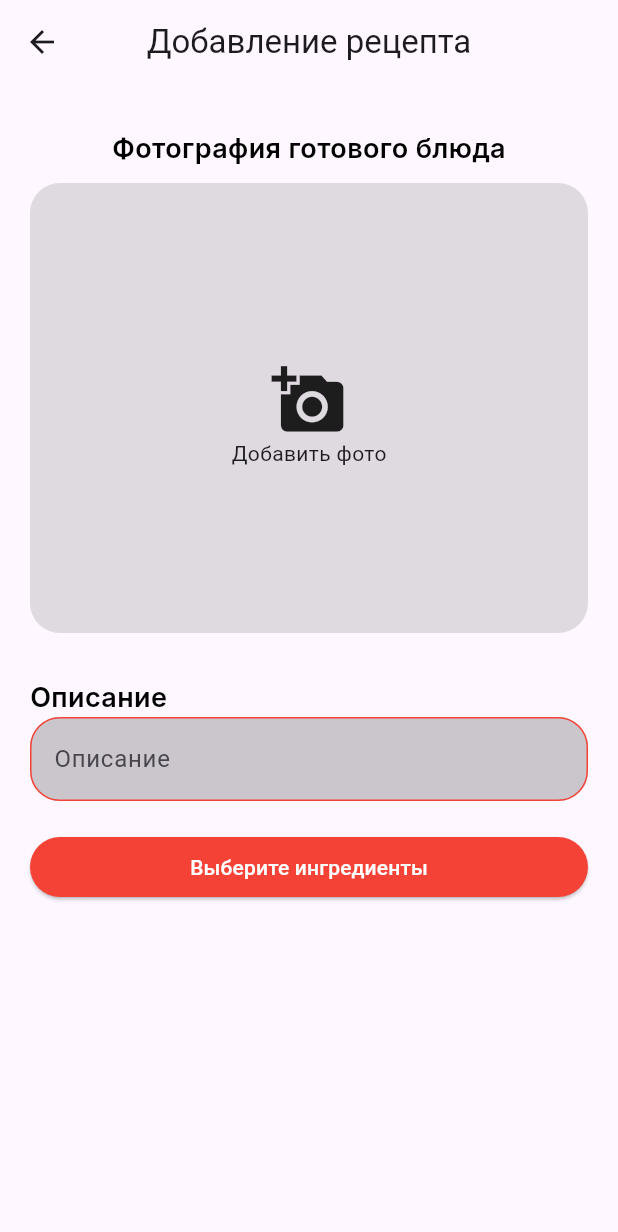
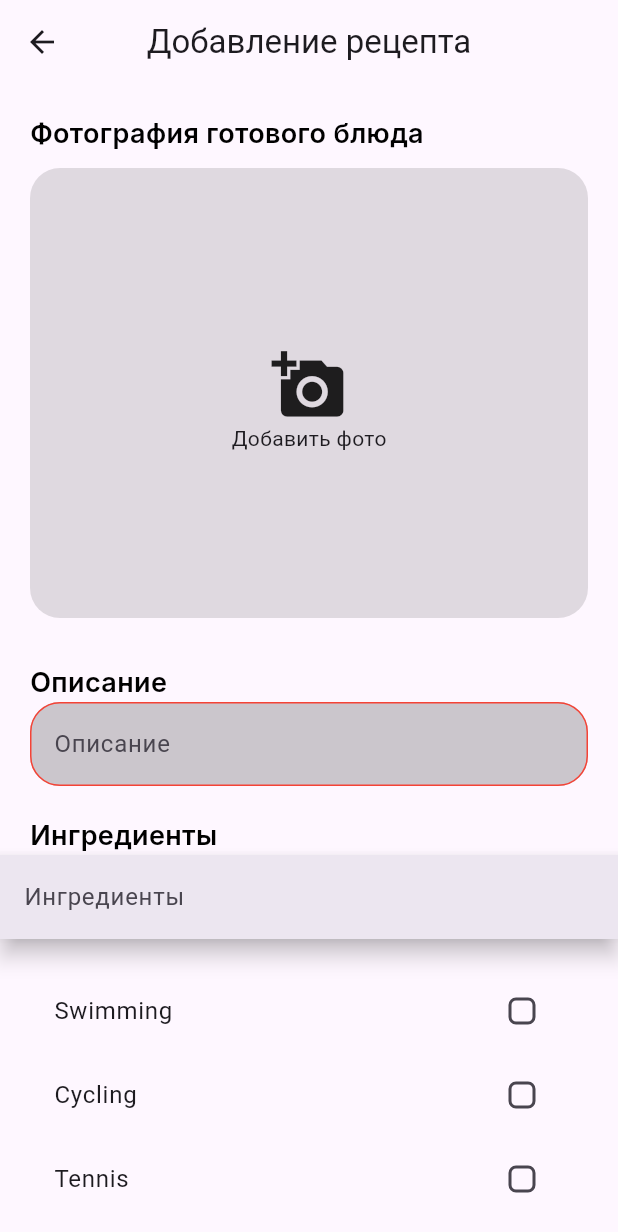
Before and after one commit to Maksi-GitHub/KulinarAppFlutter, a Flutter app: the AddRecipePage screen opened directly, on a phone screen of 412 x 824 dp. Shown: the top 1232 px of the screen. Run offline on Flutter 3.47's test engine with Material 3 defaults, Android fonts, the light colour scheme and no system bars; our stand-ins replace firebase_core, google_fonts, smooth_page_indicator; accounts and stored records are empty.

Commit message:
Сделана предварительная версия добавления ингредиентов на странице AddRecipe

```diff
--- a/lib/pages/add_recipe_page.dart
+++ b/lib/pages/add_recipe_page.dart
@@ -1,6 +1,6 @@
 import 'package:flutter/material.dart';
 import 'package:google_fonts/google_fonts.dart';
-import 'package:kulinar/widgets/categories_widget.dart';
+import 'package:kulinar/widgets/ingredients_widget.dart';
 
 class AddRecipePage extends StatefulWidget {
   const AddRecipePage({super.key});
@@ -10,20 +10,39 @@ class AddRecipePage extends StatefulWidget {
 }
 
 class _AddRecipePageState extends State<AddRecipePage> {
+  List<Map> categories = [
+    {"name": "Swimming", "isChecked": false},
+    {"name": "Cycling", "isChecked": false},
+    {"name": "Tennis", "isChecked": false},
+    {"name": "Boxing", "isChecked": false},
+    {"name": "Volleyball ", "isChecked": false},
+    {"name": "Bowling ", "isChecked": false},
+  ];
+
   @override
   Widget build(BuildContext context) {
     return Scaffold(
-      appBar: AppBar(title: const Text('Добавление рецепта'), centerTitle: true,),
+      appBar: AppBar(
+        title: const Text('Добавление рецепта'),
+        centerTitle: true,
+      ),
       body: SingleChildScrollView(
         child: Column(
           children: [
-            Padding(
-              padding: const EdgeInsets.only(top: 30),
-              child: Text('Фотография готового блюда', style: GoogleFonts.inter(
+            const SizedBox(
+              height: 20,
+            ),
+            Container(
+              alignment: Alignment.bottomLeft,
+              padding: const EdgeInsets.only(left: 20),
+              child: Text(
+                'Фотография готового блюда',
+                style: GoogleFonts.inter(
                     textStyle: const TextStyle(
                         color: Colors.black,
                         fontSize: 18,
-                            fontWeight: FontWeight.w600)),),
+                        fontWeight: FontWeight.w600)),
+              ),
             ),
             Padding(
               padding: const EdgeInsets.symmetric(horizontal: 20, vertical: 10),
@@ -32,28 +51,36 @@ class _AddRecipePageState extends State<AddRecipePage> {
                 width: MediaQuery.of(context).size.width,
                 decoration: BoxDecoration(
                     borderRadius: BorderRadius.circular(20),
-                    color: Colors.black12
-                  ),
+                    color: Colors.black12),
                 child: Column(
                   children: [
                     Center(
                       child: Container(
                           margin: const EdgeInsets.only(top: 120),
-                          child: const Icon(Icons.add_a_photo, size: 50,)),
+                          child: const Icon(
+                            Icons.add_a_photo,
+                            size: 50,
+                          )),
                     ),
                     const Text('Добавить фото')
                   ],
                 ),
               ),
             ),
+            const SizedBox(
+              height: 20,
+            ),
             Container(
               alignment: Alignment.bottomLeft,
-              padding: const EdgeInsets.only(left: 20, top: 20),
-              child: Text('Описание', style: GoogleFonts.inter(
+              padding: const EdgeInsets.only(left: 20),
+              child: Text(
+                'Описание',
+                style: GoogleFonts.inter(
                     textStyle: const TextStyle(
                         color: Colors.black,
                         fontSize: 18,
-                              fontWeight: FontWeight.w600)),),
+                        fontWeight: FontWeight.w600)),
+              ),
             ),
             Padding(
               padding: const EdgeInsets.symmetric(horizontal: 20),
@@ -78,16 +105,116 @@ class _AddRecipePageState extends State<AddRecipePage> {
                 maxLines: null,
               ),
             ),
-            Padding(
-              padding: const EdgeInsets.symmetric(vertical: 20, horizontal: 20),
-              child: ElevatedButton(
-                style: ElevatedButton.styleFrom(
-                 backgroundColor: Colors.red, fixedSize: Size(MediaQuery.of(context).size.width, 30)
+            const SizedBox(
+              height: 20,
             ),
-                onPressed: () {
-                Navigator.push(context, MaterialPageRoute(builder: (context) => const CategoriesWidget()));
-              }, child: const Text('Выберите ингредиенты', style: TextStyle(color: Colors.white),)),
-            )
+            Container(
+              alignment: Alignment.bottomLeft,
+              padding: const EdgeInsets.only(left: 20),
+              child: Text(
+                'Ингредиенты',
+                style: GoogleFonts.inter(
+                    textStyle: const TextStyle(
+                        color: Colors.black,
+                        fontSize: 18,
+                        fontWeight: FontWeight.w600)),
+              ),
+            ),
+            SizedBox(
+              height: 300,
+              child: Column(
+                children: [
+                  SearchBar(
+                    hintText: 'Ингредиенты',
+                    shape: MaterialStatePropertyAll(ContinuousRectangleBorder(
+                        borderRadius: BorderRadius.circular(0))),
+                  ),
+                  Container(
+                    height: 240,
+                    child: SingleChildScrollView(
+                      child: Padding(
+                        padding: const EdgeInsets.all(20),
+                        child: Column(
+                            crossAxisAlignment: CrossAxisAlignment.start,
+                            children: [
+                              Column(
+                                  children: categories.map((favorite) {
+                                return CheckboxListTile(
+                                    activeColor: Colors.deepPurpleAccent,
+                                    checkboxShape: RoundedRectangleBorder(
+                                        borderRadius: BorderRadius.circular(5)),
+                                    value: favorite["isChecked"],
+                                    title: Text(favorite["name"]),
+                                    onChanged: (val) {
+                                      setState(() {
+                                        favorite["isChecked"] = val;
+                                      });
+                                    });
+                              }).toList()),
+                            ]),
+                      ),
+                    ),
+                  ),
+                ],
+              ),
+            ),
+            const Divider(),
+            const SizedBox(height: 10),
+            Wrap(
+              children: categories.map((favorite) {
+                if (favorite["isChecked"] == true) {
+                  return Card(
+                    elevation: 3,
+                    color: Colors.deepPurpleAccent,
+                    child: Padding(
+                      padding: const EdgeInsets.all(8.0),
+                      child: Row(
+                        mainAxisSize: MainAxisSize.min,
+                        children: [
+                          Text(
+                            favorite["name"],
+                            style: const TextStyle(color: Colors.white),
+                          ),
+                          const SizedBox(
+                            width: 5,
+                          ),
+                          GestureDetector(
+                            onTap: () {
+                              setState(() {
+                                favorite["isChecked"] = !favorite["isChecked"];
+                              });
+                            },
+                            child: const Icon(
+                              Icons.delete_forever_rounded,
+                              color: Colors.white,
+                            ),
+                          ),
+                        ],
+                      ),
+                    ),
+                  );
+                }
+                return Container();
+              }).toList(),
+            ),
+             const SizedBox(height: 20),
+             Container(
+              alignment: Alignment.bottomLeft,
+              padding: const EdgeInsets.only(left: 20),
+              child: Text(
+                'Шаги',
+                style: GoogleFonts.inter(
+                    textStyle: const TextStyle(
+                        color: Colors.black,
+                        fontSize: 18,
+                        fontWeight: FontWeight.w600)),
+              ),
+            ),
+            Container(
+              height: 50,
+              color: Colors.red,
+            ),
+            const SizedBox(height: 20),
           ],
         ),
       ),
--- a/lib/widgets/categories_widget.dart
+++ b/lib/widgets/ingredients_widget.dart
@@ -1,13 +1,13 @@
 import 'package:flutter/material.dart';
 
-class CategoriesWidget extends StatefulWidget {
-  const CategoriesWidget({super.key});
+class IngredientsWidget extends StatefulWidget {
+  const IngredientsWidget({super.key});
 
   @override
-  State<CategoriesWidget> createState() => _CategoriesWidgetState();
+  State<IngredientsWidget> createState() => _IngredientsWidgetState();
 }
 
-class _CategoriesWidgetState extends State<CategoriesWidget> {
+class _IngredientsWidgetState extends State<IngredientsWidget> {
   List<Map> categories = [
     {"name": "Swimming", "isChecked": false},
     {"name": "Cycling", "isChecked": false},
@@ -20,33 +20,11 @@ class _CategoriesWidgetState extends State<CategoriesWidget> {
   @override
   Widget build(BuildContext context) {
     return Scaffold(
-      appBar: AppBar(
-        title: const Column(
-          children: [
-            Text('Dynamic Checkboxes'),
-            Text(
-              '@CodeWithFlexz',
-              style: TextStyle(
-                  color: Colors.grey,
-                  fontSize: 13,
-                  fontWeight: FontWeight.w300),
-            ),
-          ],
-        ),
-        centerTitle: true,
-      ),
       body: SingleChildScrollView(
         child: Padding(
           padding: const EdgeInsets.all(20),
           child:
               Column(crossAxisAlignment: CrossAxisAlignment.start, children: [
-            const Text(
-              "Please Choose Your Favorite Category:",
-              style: TextStyle(fontSize: 16),
-            ),
-            const SizedBox(height: 10),
-            const Divider(),
-            const SizedBox(height: 10),
             Column(
                 children: categories.map((favorite) {
               return CheckboxListTile(
```
Lines whose indentation alone changed are shown as unchanged.
